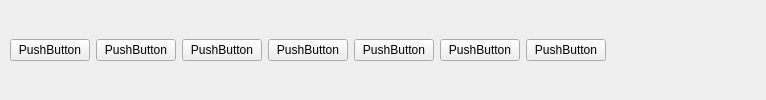
First picture: the form in hs_analyse_action.ui, repository Ying3141/yizumi-monitor, before the edit.
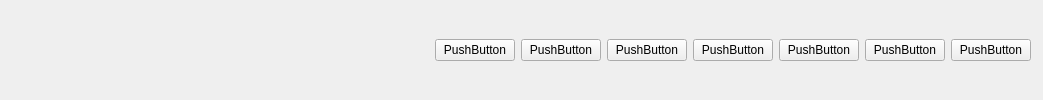
Second picture: the form after the edit.

```diff
--- a/hs_analyse_action.ui
+++ b/hs_analyse_action.ui
@@ -6,7 +6,7 @@
    <rect>
     <x>0</x>
     <y>0</y>
-    <width>766</width>
+    <width>1043</width>
     <height>100</height>
    </rect>
   </property>
@@ -18,60 +18,11 @@
     <rect>
      <x>10</x>
      <y>10</y>
-     <width>741</width>
+     <width>1021</width>
      <height>80</height>
     </rect>
    </property>
    <layout class="QHBoxLayout" name="horizontalLayout">
-    <item>
-     <widget class="QPushButton" name="connect_to_server">
-      <property name="text">
-       <string>PushButton</string>
-      </property>
-     </widget>
-    </item>
-    <item>
-     <widget class="QPushButton" name="node_select">
-      <property name="text">
-       <string>PushButton</string>
-      </property>
-     </widget>
-    </item>
-    <item>
-     <widget class="QPushButton" name="create_analyse">
-      <property name="text">
-       <string>PushButton</string>
-      </property>
-     </widget>
-    </item>
-    <item>
-     <widget class="QPushButton" name="node_setting">
-      <property name="text">
-       <string>PushButton</string>
-      </property>
-     </widget>
-    </item>
-    <item>
-     <widget class="QPushButton" name="update_data">
-      <property name="text">
-       <string>PushButton</string>
-      </property>
-     </widget>
-    </item>
-    <item>
-     <widget class="QPushButton" name="test1">
-      <property name="text">
-       <string>PushButton</string>
-      </property>
-     </widget>
-    </item>
-    <item>
-     <widget class="QPushButton" name="test2">
-      <property name="text">
-       <string>PushButton</string>
-      </property>
-     </widget>
-    </item>
     <item>
      <spacer name="horizontalSpacer">
       <property name="orientation">
@@ -85,6 +36,55 @@
       </property>
      </spacer>
     </item>
+    <item>
+     <widget class="QPushButton" name="connect_to_server">
+      <property name="text">
+       <string>PushButton</string>
+      </property>
+     </widget>
+    </item>
+    <item>
+     <widget class="QPushButton" name="node_select">
+      <property name="text">
+       <string>PushButton</string>
+      </property>
+     </widget>
+    </item>
+    <item>
+     <widget class="QPushButton" name="create_analyse">
+      <property name="text">
+       <string>PushButton</string>
+      </property>
+     </widget>
+    </item>
+    <item>
+     <widget class="QPushButton" name="node_setting">
+      <property name="text">
+       <string>PushButton</string>
+      </property>
+     </widget>
+    </item>
+    <item>
+     <widget class="QPushButton" name="update_data">
+      <property name="text">
+       <string>PushButton</string>
+      </property>
+     </widget>
+    </item>
+    <item>
+     <widget class="QPushButton" name="test1">
+      <property name="text">
+       <string>PushButton</string>
+      </property>
+     </widget>
+    </item>
+    <item>
+     <widget class="QPushButton" name="test2">
+      <property name="text">
+       <string>PushButton</string>
+      </property>
+     </widget>
+    </item>
    </layout>
   </widget>
  </widget>
```
